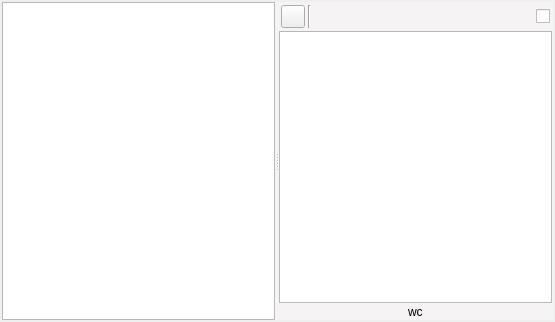
Old version of the form ui/manuscript_view.ui in the repository zkovari/plotlyst.
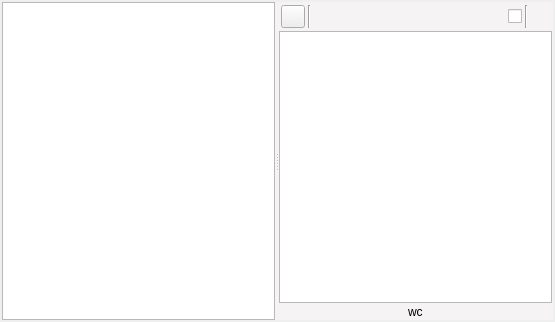
New version of the form. Custom widgets are drawn as their Qt base class.

Commit message: Change manuscript language

Diff of the .ui file:
```diff
--- a/ui/manuscript_view.ui
+++ b/ui/manuscript_view.ui
@@ -158,6 +158,26 @@
              </property>
             </widget>
            </item>
+           <item>
+            <widget class="Line" name="line_2">
+             <property name="orientation">
+              <enum>Qt::Vertical</enum>
+             </property>
+            </widget>
+           </item>
+           <item>
+            <widget class="QToolButton" name="btnContext">
+             <property name="cursor">
+              <cursorShape>PointingHandCursor</cursorShape>
+             </property>
+             <property name="styleSheet">
+              <string notr="true">QToolButton {border: 0px;}</string>
+             </property>
+             <property name="text">
+              <string/>
+             </property>
+            </widget>
+           </item>
           </layout>
          </widget>
         </item>
```
The commit also changes 7 other files.
